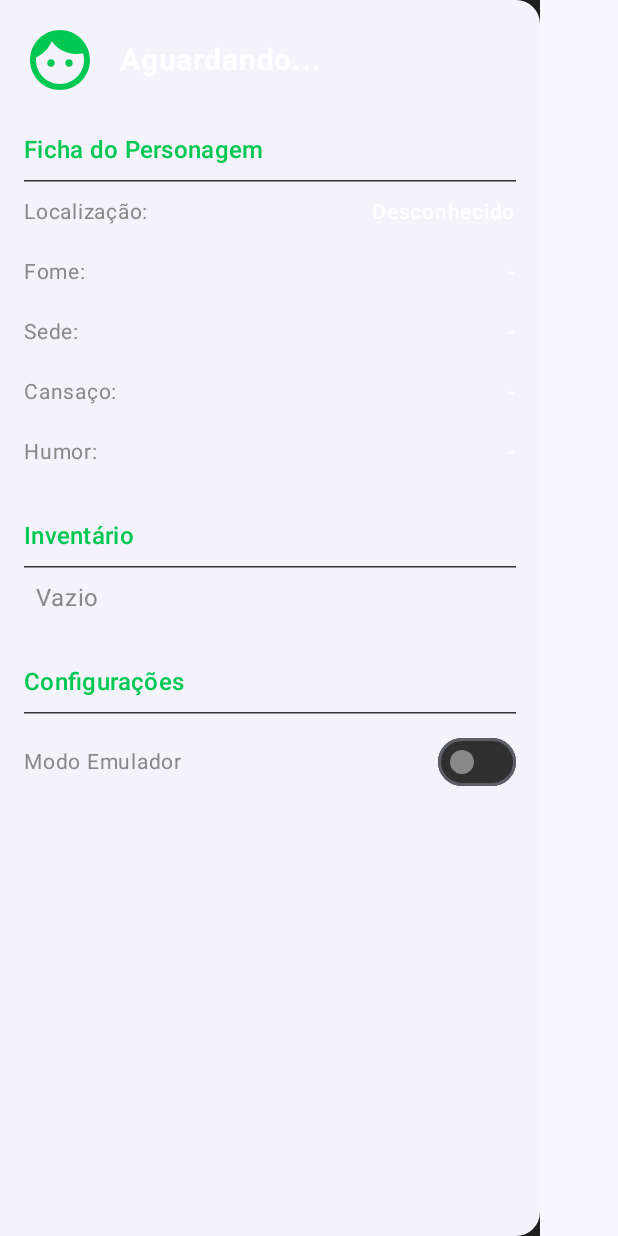
After one commit to Gamexzy/App-andorid-RPG-LLM, an Android app built with Jetpack Compose: the composable DrawerContent shown on its own in the app's theme, on a phone screen of 412 x 824 dp. The commit adds this screen. Run offline under Robolectric (Android 15) with nearby library versions, the phone set to English and light mode, and no system bars.

Commit message:
versão funcional com aba lateral e botão de modo emulador; ao que parece, a aba lateral não está conseguindo pegar as informações do personagem

```diff
--- /dev/null
+++ b/app/src/main/java/com/android/rpgllm/ui/theme/DrawerContent.kt
@@ -0,0 +1,140 @@
+// app/src/main/java/com/android/rpgllm/ui/theme/DrawerContent.kt
+package com.android.rpgllm.ui.theme
+
+import androidx.compose.foundation.background
+import androidx.compose.foundation.layout.*
+import androidx.compose.foundation.lazy.LazyColumn
+import androidx.compose.foundation.lazy.items
+import androidx.compose.material.icons.Icons
+import androidx.compose.material.icons.filled.Face
+import androidx.compose.material.icons.filled.Star
+import androidx.compose.material3.*
+import androidx.compose.runtime.Composable
+import androidx.compose.ui.Alignment
+import androidx.compose.ui.Modifier
+import androidx.compose.ui.graphics.Color
+import androidx.compose.ui.text.font.FontWeight
+import androidx.compose.ui.unit.dp
+import androidx.compose.ui.unit.sp
+
+@Composable
+fun DrawerContent(
+    gameState: GameState,
+    isEmulatorMode: Boolean,
+    onToggleEmulatorMode: () -> Unit
+) {
+    ModalDrawerSheet(
+        modifier = Modifier.background(Color(0xFF1E1E1E))
+    ) {
+        LazyColumn(modifier = Modifier.padding(16.dp)) {
+            // Cabeçalho
+            item {
+                Row(
+                    verticalAlignment = Alignment.CenterVertically,
+                    modifier = Modifier.padding(bottom = 24.dp)
+                ) {
+                    Icon(
+                        imageVector = Icons.Default.Face,
+                        contentDescription = "Ícone do Personagem",
+                        modifier = Modifier.size(48.dp),
+                        tint = Color(0xFF00C853)
+                    )
+                    Spacer(modifier = Modifier.width(16.dp))
+                    Text(
+                        text = gameState.base.nome,
+                        color = Color.White,
+                        fontSize = 20.sp,
+                        fontWeight = FontWeight.Bold
+                    )
+                }
+            }
+
+            // Seção: Ficha do Personagem
+            item {
+                SectionTitle("Ficha do Personagem")
+                InfoRow(label = "Localização:", value = gameState.base.local_nome)
+                InfoRow(label = "Fome:", value = gameState.vitals.fome)
+                InfoRow(label = "Sede:", value = gameState.vitals.sede)
+                InfoRow(label = "Cansaço:", value = gameState.vitals.cansaco)
+                InfoRow(label = "Humor:", value = gameState.vitals.humor)
+                Spacer(modifier = Modifier.height(24.dp))
+            }
+
+            // Seção: Inventário
+            item { SectionTitle("Inventário") }
+            if (gameState.possessions.isEmpty()) {
+                item { Text("Vazio", color = Color.Gray, modifier = Modifier.padding(8.dp)) }
+            } else {
+                items(gameState.possessions) { possession -> InventoryItemRow(item = possession) }
+            }
+            item { Spacer(modifier = Modifier.height(24.dp)) }
+
+            // --- NOVA SEÇÃO: CONFIGURAÇÕES ---
+            item {
+                SectionTitle("Configurações")
+                Row(
+                    modifier = Modifier
+                        .fillMaxWidth()
+                        .padding(vertical = 8.dp),
+                    verticalAlignment = Alignment.CenterVertically,
+                    horizontalArrangement = Arrangement.SpaceBetween
+                ) {
+                    Text("Modo Emulador", color = Color.Gray, fontSize = 14.sp)
+                    Switch(
+                        checked = isEmulatorMode,
+                        onCheckedChange = { onToggleEmulatorMode() },
+                        colors = SwitchDefaults.colors(
+                            checkedThumbColor = Color(0xFF00C853),
+                            checkedTrackColor = Color(0xFF335C3D),
+                            uncheckedThumbColor = Color.Gray,
+                            uncheckedTrackColor = Color(0xFF303030)
+                        )
+                    )
+                }
+            }
+        }
+    }
+}
+
+@Composable
+fun SectionTitle(title: String) {
+    Text(
+        title,
+        style = MaterialTheme.typography.titleMedium,
+        color = Color(0xFF00C853),
+        modifier = Modifier.padding(bottom = 8.dp)
+    )
+    HorizontalDivider(color = Color(0xFF333333))
+}
+
+@Composable
+fun InfoRow(label: String, value: String) {
+    Row(
+        modifier = Modifier
+            .fillMaxWidth()
+            .padding(vertical = 8.dp),
+        horizontalArrangement = Arrangement.SpaceBetween
+    ) {
+        Text(text = label, color = Color.Gray, fontSize = 14.sp)
+        Text(text = value, color = Color.White, fontSize = 14.sp, fontWeight = FontWeight.Medium)
+    }
+}
+
+@Composable
+fun InventoryItemRow(item: PlayerPossession) {
+    Row(
+        modifier = Modifier
+            .fillMaxWidth()
+            .padding(vertical = 8.dp),
+        verticalAlignment = Alignment.CenterVertically
+    ) {
+        Icon(
+            imageVector = Icons.Default.Star,
+            contentDescription = "Ícone do item",
+            tint = Color.Gray,
+            modifier = Modifier.size(20.dp)
+        )
+        Spacer(modifier = Modifier.width(16.dp))
+        Text(text = item.itemName, color = Color.White, fontSize = 14.sp)
+    }
+}
--- /dev/null
+++ b/app/src/main/java/com/android/rpgllm/ui/theme/GameState.kt
@@ -0,0 +1,36 @@
+// app/src/main/java/com/android/rpgllm/ui/theme/GameState.kt
+package com.android.rpgllm.ui.theme
+
+import org.json.JSONObject
+
+// Representa a estrutura principal do JSON recebido do servidor e o estado da UI
+data class GameState(
+    // Dados do Servidor
+    val base: PlayerBase = PlayerBase(),
+    val vitals: PlayerVitals = PlayerVitals(),
+    val possessions: List<PlayerPossession> = emptyList(),
+
+    // Estado da UI
+    val narrativeLines: List<String> = emptyList(),
+    val isLoading: Boolean = false
+)
+
+// Representa a seção "base" dos dados do jogador
+data class PlayerBase(
+    val nome: String = "Aguardando...",
+    val local_nome: String = "Desconhecido"
+)
+
+// Representa a seção "vitals" dos dados do jogador
+data class PlayerVitals(
+    val fome: String = "-",
+    val sede: String = "-",
+    val cansaco: String = "-",
+    val humor: String = "-"
+)
+
+// Representa um item no inventário do jogador
+data class PlayerPossession(
+    val itemName: String = "Item desconhecido",
+    val profile: JSONObject = JSONObject()
+)
--- a/gradle/libs.versions.toml
+++ b/gradle/libs.versions.toml
@@ -1,5 +1,5 @@
 [versions]
-agp = "8.10.1"
+agp = "8.11.1"
 kotlin = "2.0.21"
 coreKtx = "1.16.0"
 junit = "4.13.2"
```
Also changed, not shown: app/build.gradle.kts (+7 -0 lines), app/src/main/java/com/android/rpgllm/MainActivity.kt (+4 -6 lines), app/src/main/java/com/android/rpgllm/ui/theme/GameViewModel.kt (added, +160 -0 lines), app/src/main/java/com/android/rpgllm/ui/theme/MainScreen.kt (added, +64 -0 lines), app/src/main/java/com/android/rpgllm/ui/theme/RpgTextScreen.kt (+27 -147 lines), gradle/wrapper/gradle-wrapper.properties.
